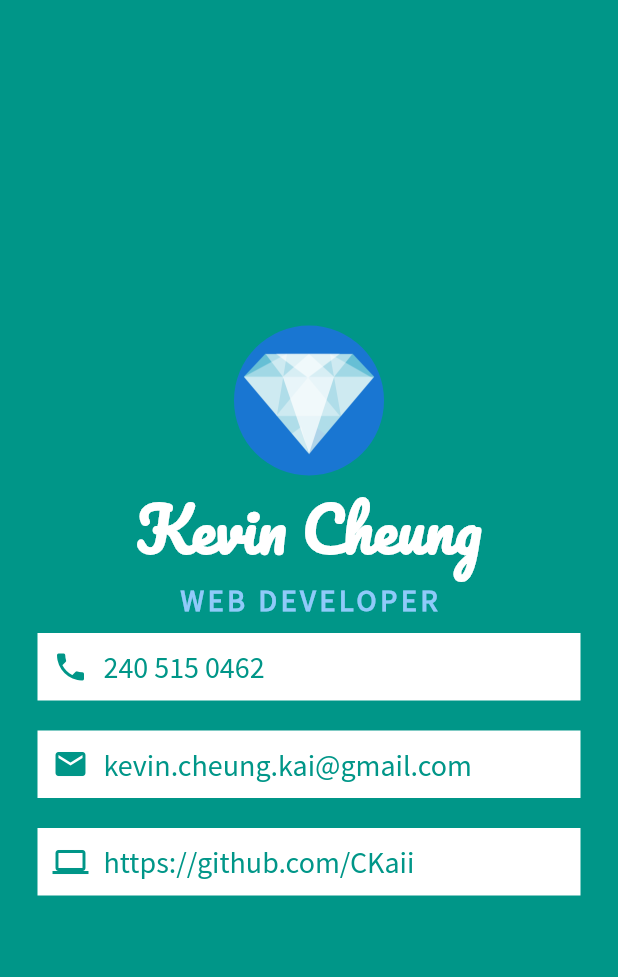
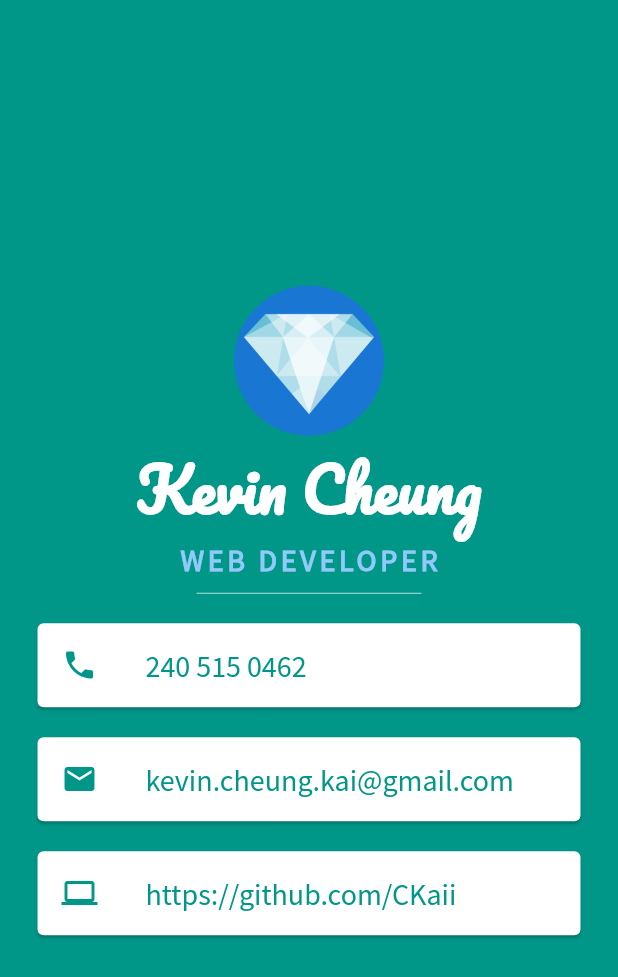
Before and after one commit to CKaii/Flutter-Card, a Flutter app: the screen it shows after launch, on a phone screen of 412 x 824 dp. Shown: the top 977 px of the screen. Run offline on Flutter 3.47's test engine with Material 2 defaults, Android fonts, the phone set to English and light mode, and no system bars.

Commit message:
Changed containers to cards

```diff
--- a/lib/main.dart
+++ b/lib/main.dart
@@ -38,61 +38,49 @@ class MyApp extends StatelessWidget {
                     letterSpacing: 2.5,
                     fontWeight: FontWeight.bold),
               ),
-              Container(
-                color: Colors.white,
+              SizedBox(
+                  height: 20,
+                  width: 150,
+                  child: Divider(color: Colors.teal[100])),
+              Card(
                 margin: EdgeInsets.symmetric(vertical: 10, horizontal: 25),
-                padding: EdgeInsets.all(10),
-                child: Row(
-                  children: <Widget>[
-                    Icon(Icons.phone, color: Colors.teal),
-                    SizedBox(
-                      width: 10,
-                    ),
-                    Text(
+                child: ListTile(
+                  leading: Icon(Icons.phone, color: Colors.teal),
+                  title: Text(
                     '240 515 0462',
                     style: TextStyle(
                         color: Colors.teal,
                         fontFamily: 'SourceSansPro',
                         fontSize: 20),
-                    )
-                  ],
                   ),
                 ),
-              Container(
-                color: Colors.white,
+              ),
+              Card(
                 margin: EdgeInsets.symmetric(vertical: 10, horizontal: 25),
-                padding: EdgeInsets.all(10),
-                child: Row(
-                  children: <Widget>[
-                    Icon(Icons.email, color: Colors.teal),
-                    SizedBox(width: 10),
-                    Text(
+                child: ListTile(
+                  leading: Icon(Icons.email, color: Colors.teal),
+                  title: Text(
                     'kevin.cheung.kai@gmail.com',
                     style: TextStyle(
                         color: Colors.teal,
                         fontFamily: 'SourceSansPro',
                         fontSize: 20),
-                    )
-                  ],
                   ),
                 ),
-              Container(
-                  color: Colors.white,
+              ),
+              Card(
                 margin: EdgeInsets.symmetric(vertical: 10, horizontal: 25),
-                  padding: EdgeInsets.all(10),
-                  child: Row(
-                    children: <Widget>[
-                      Icon(Icons.computer, color: Colors.teal),
-                      SizedBox(width: 10),
-                      Text(
+                child: ListTile(
+                  leading: Icon(Icons.computer, color: Colors.teal),
+                  title: Text(
                     'https://github.com/CKaii',
                     style: TextStyle(
                         color: Colors.teal,
                         fontFamily: 'SourceSansPro',
                         fontSize: 20),
+                  ),
+                ),
               )
-                    ],
-                  ))
             ],
           ),
         ),
```
Lines whose indentation alone changed are shown as unchanged.
